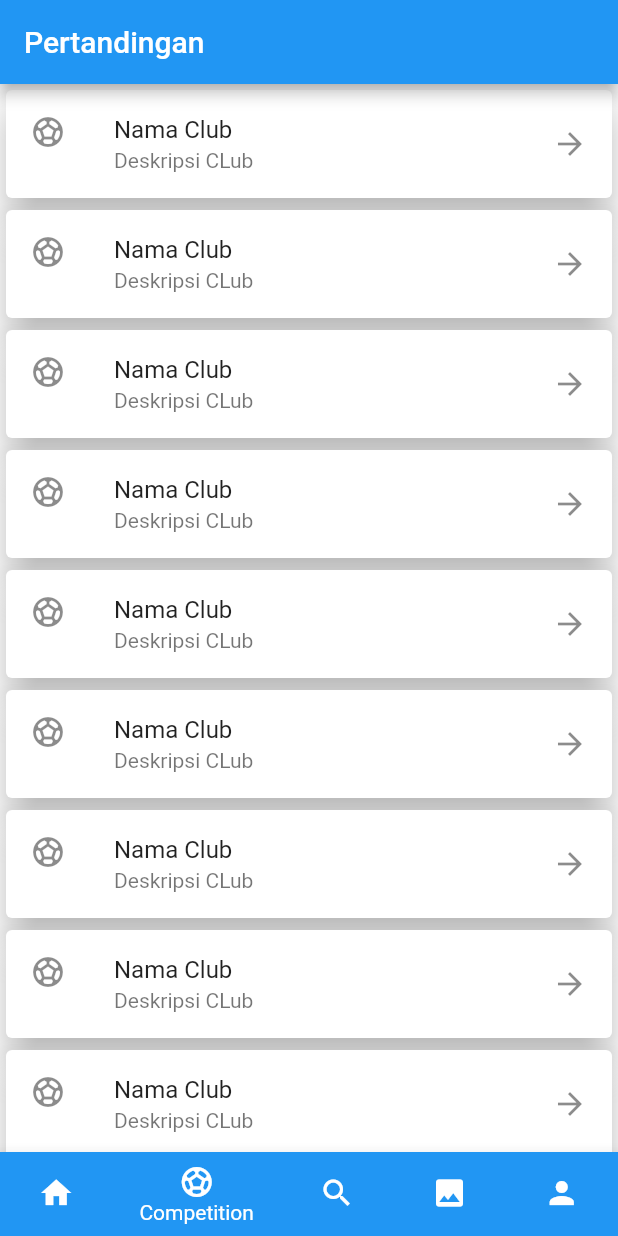
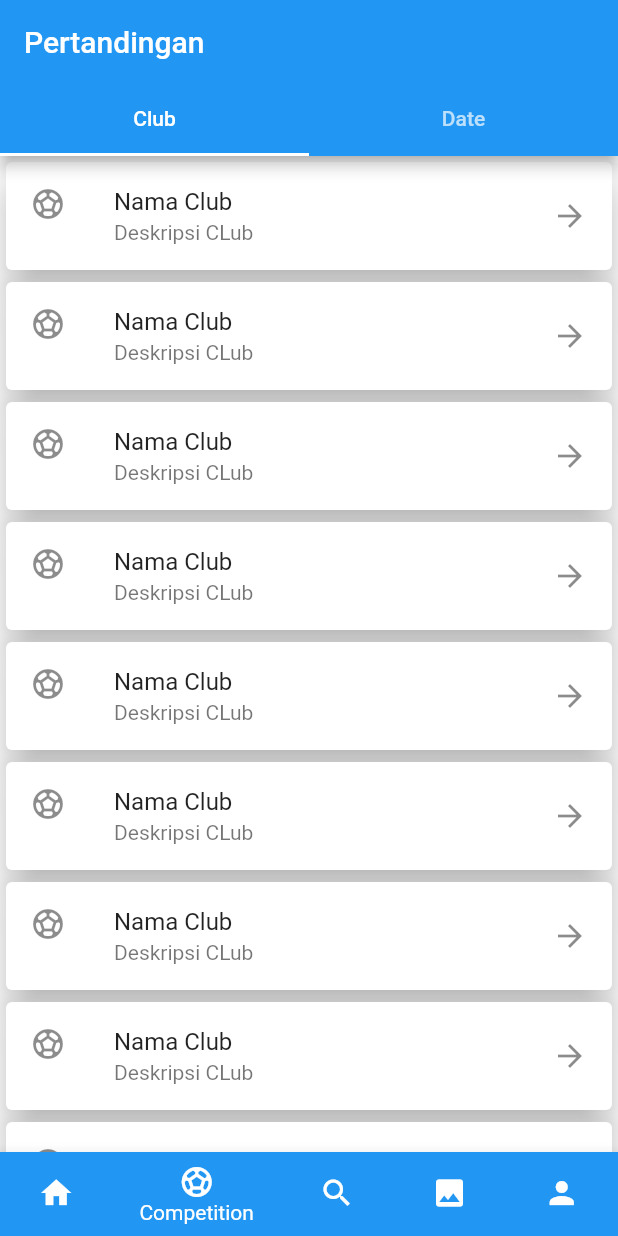
Before and after one commit to supriyadiaja/uts_pemograman_mobile2, a Flutter app: the screen it shows after launch, item 2 of the bottom bar chosen, on a phone screen of 412 x 824 dp. Run offline on Flutter 3.47's test engine with Material 2 defaults, Android fonts, the phone set to English and light mode, and no system bars; our stand-ins replace date_time_picker; network calls fail.

Commit message:
[INIT] flutter project update

```diff
--- a/lib/main.dart
+++ b/lib/main.dart
@@ -1,6 +1,8 @@
 import 'dart:math';
 
 import 'package:flutter/material.dart';
+// ignore: depend_on_referenced_packages
+import 'package:date_time_picker/date_time_picker.dart';
 
 void main() {
   runApp(MyApp());
@@ -82,13 +84,46 @@ class _HomePageState extends State<HomePage> {
 
           // game
         } else if (currenIndex == 1) {
-          return Scaffold(
-            appBar: AppBar(
-              title: Text('Pertandingan'),
-            ),
-            body: Container(
-              child: _bulidListView(),
-            ),
+          return DefaultTabController(
+            initialIndex: 0,
+            length: tabs.length,
+            child: Scaffold(
+                appBar: AppBar(
+                  title: Text('Pertandingan'),
+                  bottom: TabBar(tabs: tabs),
+                ),
+                body: TabBarView(children: [
+                  Container(
+                    child: _bulidListView(),
+                  ),
+                  Column(
+                    children: [
+                      DateTimePicker(
+                        type: DateTimePickerType.dateTimeSeparate,
+                        dateMask: 'd MMM, yyyy',
+                        initialValue: DateTime.now().toString(),
+                        firstDate: DateTime(2000),
+                        lastDate: DateTime(2100),
+                        icon: Icon(Icons.event),
+                        dateLabelText: 'Date',
+                        timeLabelText: "Hour",
+                        // selectableDayPredicate: (date) {
+                        //   // Nonaktifkan hari akhir pekan untuk memilih kalender
+                        //   if (date.weekday == 6 || date.weekday == 7) {
+                        //     return false;
+                        //   }
+                        //   return true;
+                        // },
+                        onChanged: (val) => print(val),
+                        validator: (val) {
+                          print(val);
+                          return null;
+                        },
+                        onSaved: (val) => print(val),
+                      ),
+                    ],
+                  )
+                ])),
           );
           // Search
         } else if (currenIndex == 2) {
@@ -496,4 +531,13 @@ class _HomePageState extends State<HomePage> {
       },
     );
   }
+
+  final List<Tab> tabs = [
+    Tab(
+      text: 'Club',
+    ),
+    Tab(
+      text: 'Date',
+    ),
+  ];
 }
--- a/pubspec.yaml
+++ b/pubspec.yaml
@@ -36,6 +36,7 @@ dependencies:
   group_list_view: ^1.1.1
 
 dev_dependencies:
+  date_time_picker: ^2.1.0
   flutter_lints: ^2.0.0
   flutter_test:
     sdk: flutter
```
Also changed, not shown: pubspec.lock.
